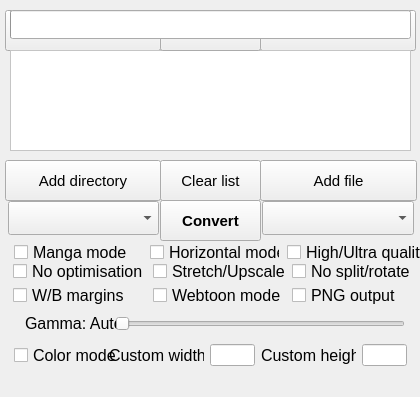
The window that gui/KCC-OSX.ui (ciromattia/kcc) describes before a commit, drawn with Qt 5.
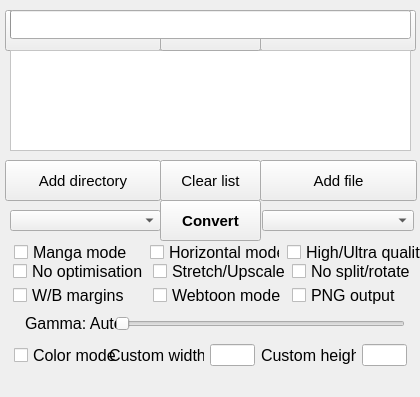
The same window after the commit. Icons and pictures are not drawn.

Commit message:
Fix for combo box issue on retina display
This should fix the issue, the combobox is now set to the default height. Not sure exactly how to compile this into an OSX binary to test it out.

Patch:
```diff
--- a/gui/KCC-OSX.ui
+++ b/gui/KCC-OSX.ui
@@ -182,10 +182,10 @@
    <widget class="QComboBox" name="DeviceBox">
     <property name="geometry">
      <rect>
-      <x>8</x>
-      <y>201</y>
+      <x>10</x>
+      <y>210</y>
       <width>151</width>
-      <height>34</height>
+      <height>21</height>
      </rect>
     </property>
     <property name="font">
@@ -205,9 +205,9 @@
     <property name="geometry">
      <rect>
       <x>262</x>
-      <y>201</y>
+      <y>210</y>
       <width>152</width>
-      <height>34</height>
+      <height>21</height>
      </rect>
     </property>
     <property name="font">
```
